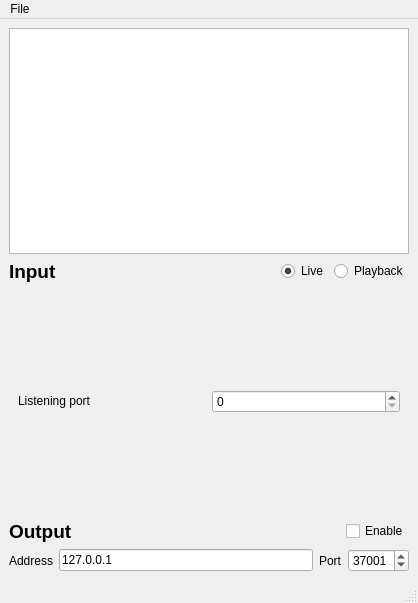
timmb/OscConsole, file UX/MainWindow.ui: the form before one commit.
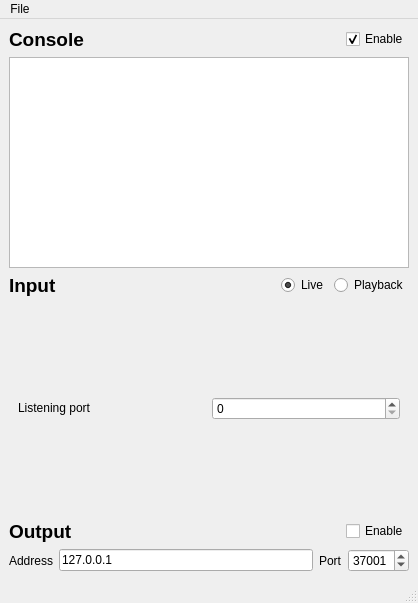
The form after the commit. The open tabs and pages were chosen to show the change.

Commit message: added enable/disable for console

```diff
--- a/UX/MainWindow.ui
+++ b/UX/MainWindow.ui
@@ -15,6 +15,46 @@
   </property>
   <widget class="QWidget" name="centralwidget">
    <layout class="QVBoxLayout" name="verticalLayout">
+    <item>
+     <layout class="QHBoxLayout" name="horizontalLayout_5">
+      <item>
+       <widget class="QLabel" name="consoleLabel">
+        <property name="text">
+         <string>&lt;html&gt;&lt;head/&gt;&lt;body&gt;&lt;p&gt;&lt;span style=&quot; font-size:14pt; font-weight:600;&quot;&gt;Console&lt;/span&gt;&lt;/p&gt;&lt;/body&gt;&lt;/html&gt;</string>
+        </property>
+        <property name="textFormat">
+         <enum>Qt::RichText</enum>
+        </property>
+       </widget>
+      </item>
+      <item>
+       <spacer name="horizontalSpacer_7">
+        <property name="orientation">
+         <enum>Qt::Horizontal</enum>
+        </property>
+        <property name="sizeHint" stdset="0">
+         <size>
+          <width>17</width>
+          <height>17</height>
+         </size>
+        </property>
+       </spacer>
+      </item>
+      <item>
+       <widget class="QCheckBox" name="enableConsoleInput">
+        <property name="text">
+         <string>Enable</string>
+        </property>
+        <property name="checked">
+         <bool>true</bool>
+        </property>
+        <property name="tristate">
+         <bool>false</bool>
+        </property>
+       </widget>
+      </item>
+     </layout>
+    </item>
     <item>
      <widget class="QPlainTextEdit" name="console">
       <property name="lineWrapMode">
```
Left out of the diff: 2 changed lines with no effect on the pictures. The commit also changes 2 other files.
